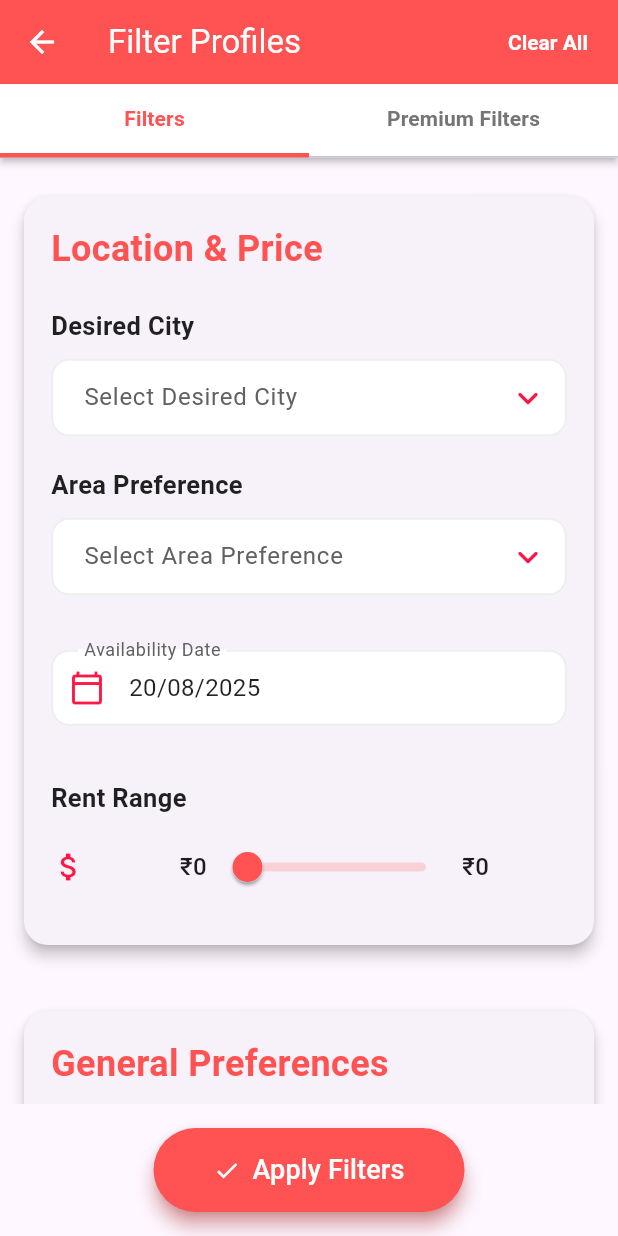
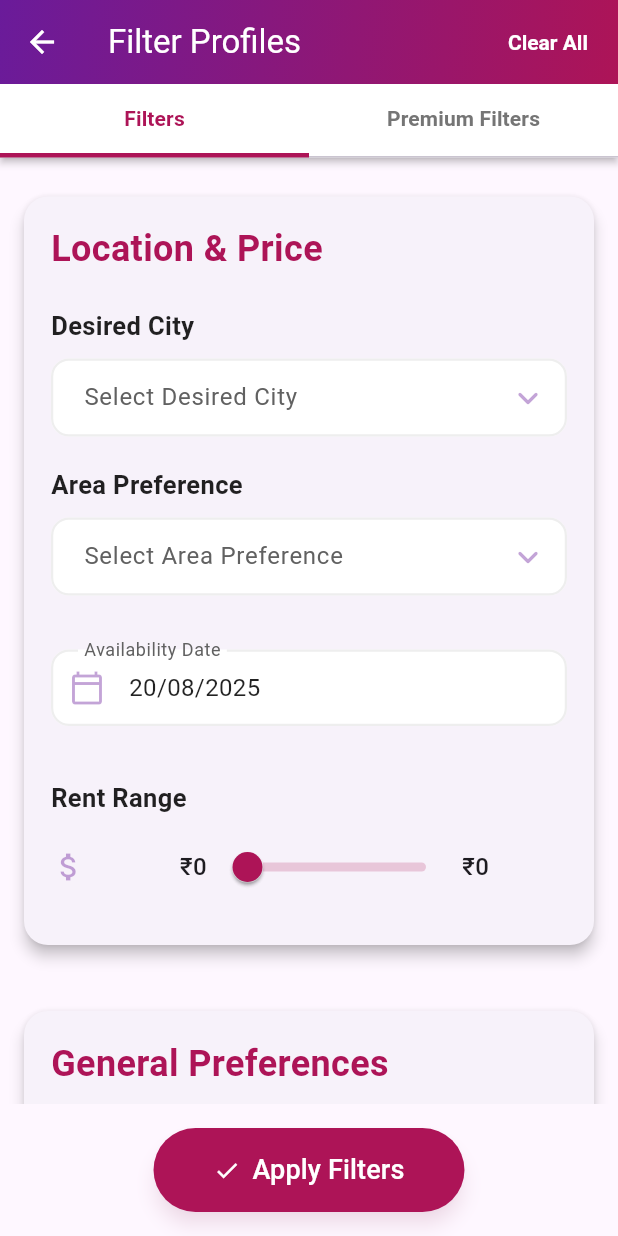
Before and after one commit to Vaibhavugile/mytennat, a Flutter app: the FilterScreen screen opened directly with empty values, on a phone screen of 412 x 824 dp. Run offline on Flutter 3.47's test engine with Material 3 defaults, Android fonts, the phone set to English and light mode, and no system bars; our stand-ins replace cloud_firestore, firebase_auth, firebase_core, firebase_storage, image_picker, lottie and 2 more; accounts and stored records are empty; project files that could hold a hidden picture were left out.

Commit message:
filterscreenand matchingcolor

```diff
--- a/lib/screens/filter_screen.dart
+++ b/lib/screens/filter_screen.dart
@@ -144,8 +144,8 @@ class _FilterScreenState extends State<FilterScreen> with SingleTickerProviderSt
       builder: (context, child) {
         return Theme(
           data: ThemeData.light().copyWith(
-            primaryColor: Colors.redAccent,
-            colorScheme: const ColorScheme.light(primary: Colors.redAccent),
+            primaryColor: const Color(0xFFAD1457), // Changed from Colors.redAccent
+            colorScheme: const ColorScheme.light(primary: Color(0xFFAD1457)), // Changed from Colors.redAccent
             buttonTheme: const ButtonThemeData(textTheme: ButtonTextTheme.primary),
           ),
           child: child!,
@@ -214,7 +214,15 @@ class _FilterScreenState extends State<FilterScreen> with SingleTickerProviderSt
     return Scaffold(
       appBar: AppBar(
         title: const Text('Filter Profiles', style: TextStyle(color: Colors.white)),
-        backgroundColor: Colors.redAccent,
+        flexibleSpace: Container(
+          decoration: const BoxDecoration(
+            gradient: LinearGradient(
+              colors: [Color(0xFF6A1B9A), Color(0xFFAD1457)], // Changed to consistent gradient
+              begin: Alignment.topLeft,
+              end: Alignment.bottomRight,
+            ),
+          ),
+        ),
         iconTheme: const IconThemeData(color: Colors.white),
         elevation: 0, // Remove app bar shadow for a flatter look
         actions: [
@@ -241,9 +249,9 @@ class _FilterScreenState extends State<FilterScreen> with SingleTickerProviderSt
                 Tab(text: 'Filters'),
                 Tab(text: 'Premium Filters'),
               ],
-              labelColor: Colors.redAccent,
+              labelColor: const Color(0xFFAD1457), // Changed from Colors.redAccent
               unselectedLabelColor: Colors.grey.shade600, // Darker grey for better contrast
-              indicatorColor: Colors.redAccent,
+              indicatorColor: const Color(0xFFAD1457), // Changed from Colors.redAccent
               indicatorSize: TabBarIndicatorSize.tab,
               indicatorWeight: 3.0,
               labelStyle: const TextStyle(fontWeight: FontWeight.bold), // Bold active tab text
@@ -514,11 +522,11 @@ class _FilterScreenState extends State<FilterScreen> with SingleTickerProviderSt
                 icon: const Icon(Icons.check, color: Colors.white),
                 label: const Text('Apply Filters', style: TextStyle(color: Colors.white, fontSize: 18)),
                 style: ElevatedButton.styleFrom(
-                  backgroundColor: Colors.redAccent,
+                  backgroundColor: const Color(0xFFAD1457), // Changed from Colors.redAccent
                   padding: const EdgeInsets.symmetric(horizontal: 40, vertical: 15),
                   shape: RoundedRectangleBorder(borderRadius: BorderRadius.circular(30)),
                   elevation: 5,
-                  shadowColor: Colors.redAccent.shade200,
+                  shadowColor: const Color(0xFFAD1457).withOpacity(0.2), // Changed from Colors.redAccent.shade200
                 ),
               ),
             ),
@@ -554,7 +562,7 @@ class _FilterScreenState extends State<FilterScreen> with SingleTickerProviderSt
       style: const TextStyle(
         fontSize: 24, // Slightly larger title font
         fontWeight: FontWeight.w700, // Bolder title
-        color: Colors.redAccent,
+        color: Color(0xFFAD1457), // Changed from Colors.redAccent
       ),
     );
   }
@@ -562,7 +570,7 @@ class _FilterScreenState extends State<FilterScreen> with SingleTickerProviderSt
   InputDecoration _buildInputDecoration(String labelText, {IconData? icon}) {
     return InputDecoration(
       labelText: labelText,
-      prefixIcon: icon != null ? Icon(icon, color: Colors.redAccent.shade400) : null, // Icon color
+      prefixIcon: icon != null ? Icon(icon, color: const Color(0xFF6A1B9A).withOpacity(0.4)) : null, // Changed from Colors.redAccent.shade400
       border: OutlineInputBorder(
         borderRadius: BorderRadius.circular(12), // More rounded input borders
         borderSide: BorderSide(color: Colors.grey.shade300),
@@ -573,7 +581,7 @@ class _FilterScreenState extends State<FilterScreen> with SingleTickerProviderSt
       ),
       focusedBorder: OutlineInputBorder(
         borderRadius: BorderRadius.circular(12),
-        borderSide: const BorderSide(color: Colors.redAccent, width: 2.5), // Prominent focused border
+        borderSide: const BorderSide(color: Color(0xFFAD1457), width: 2.5), // Prominent focused border
       ),
       contentPadding: const EdgeInsets.symmetric(horizontal: 18, vertical: 14), // More padding
       filled: true,
@@ -607,7 +615,7 @@ class _FilterScreenState extends State<FilterScreen> with SingleTickerProviderSt
               );
             }).toList(),
             onChanged: onChanged,
-            icon: Icon(Icons.keyboard_arrow_down_rounded, color: Colors.redAccent.shade400, size: 28), // Modern dropdown icon
+            icon: Icon(Icons.keyboard_arrow_down_rounded, color: const Color(0xFF6A1B9A).withOpacity(0.4), size: 28), // Modern dropdown icon
             style: const TextStyle(color: Colors.black87, fontSize: 16),
             dropdownColor: Colors.white,
             elevation: 2, // Add elevation to dropdown menu
@@ -637,7 +645,7 @@ class _FilterScreenState extends State<FilterScreen> with SingleTickerProviderSt
           const SizedBox(height: 10),
           Row(
             children: [
-              if (icon != null) Icon(icon, color: Colors.redAccent.shade400),
+              if (icon != null) Icon(icon, color: const Color(0xFF6A1B9A).withOpacity(0.4)), // Changed from Colors.redAccent.shade400
               if (icon != null) const SizedBox(width: 10),
               SizedBox(
                 width: 70, // Increased width for values
@@ -650,14 +658,14 @@ class _FilterScreenState extends State<FilterScreen> with SingleTickerProviderSt
               Expanded(
                 child: SliderTheme(
                   data: SliderTheme.of(context).copyWith(
-                    activeTrackColor: Colors.redAccent,
-                    inactiveTrackColor: Colors.redAccent.withOpacity(0.2), // Lighter inactive track
-                    thumbColor: Colors.redAccent,
-                    overlayColor: Colors.redAccent.withOpacity(0.1),
+                    activeTrackColor: const Color(0xFFAD1457), // Changed from Colors.redAccent
+                    inactiveTrackColor: const Color(0xFFAD1457).withOpacity(0.2), // Lighter inactive track
+                    thumbColor: const Color(0xFFAD1457), // Changed from Colors.redAccent
+                    overlayColor: const Color(0xFFAD1457).withOpacity(0.1), // Changed from Colors.redAccent.withOpacity(0.1)
                     thumbShape: const RoundSliderThumbShape(enabledThumbRadius: 12.0), // Slightly larger thumb
                     overlayShape: const RoundSliderOverlayShape(overlayRadius: 24.0), // Larger overlay
                     trackHeight: 6.0, // Thicker track
-                    valueIndicatorColor: Colors.redAccent.shade700,
+                    valueIndicatorColor: const Color(0xFFAD1457).withOpacity(0.7), // Changed from Colors.redAccent.shade700
                     valueIndicatorTextStyle: const TextStyle(color: Colors.white, fontSize: 15, fontWeight: FontWeight.bold),
                   ),
                   child: RangeSlider(
@@ -705,7 +713,7 @@ class _FilterScreenState extends State<FilterScreen> with SingleTickerProviderSt
         inputFormatters: inputFormatters,
         onChanged: onChanged,
         style: const TextStyle(color: Colors.black87, fontSize: 16),
-        cursorColor: Colors.redAccent, // Custom cursor color
+        cursorColor: const Color(0xFFAD1457), // Custom cursor color
       ),
     );
   }
@@ -816,16 +824,16 @@ class _FilterChipGroupState extends State<_FilterChipGroup> {
                     widget.onSelectionChanged(_localSelectedItems);
                   });
                 },
-                selectedColor: Colors.redAccent.withOpacity(0.2), // Lighter selected color for modern feel
-                checkmarkColor: Colors.redAccent.shade700,
+                selectedColor: const Color(0xFFAD1457).withOpacity(0.2), // Lighter selected color for modern feel
+                checkmarkColor: const Color(0xFFAD1457).withOpacity(0.7), // Changed from Colors.redAccent.shade700
                 labelStyle: TextStyle(
-                  color: isSelected ? Colors.redAccent.shade700 : Colors.grey.shade800, // Better contrast
+                  color: isSelected ? const Color(0xFFAD1457).withOpacity(0.7) : Colors.grey.shade800, // Better contrast
                   fontWeight: isSelected ? FontWeight.bold : FontWeight.normal,
                 ),
                 shape: RoundedRectangleBorder(
                   borderRadius: BorderRadius.circular(24), // More rounded chips
                   side: BorderSide(
-                    color: isSelected ? Colors.redAccent.shade400 : Colors.grey.shade300, // Softer border
+                    color: isSelected ? const Color(0xFFAD1457).withOpacity(0.4) : Colors.grey.shade300, // Softer border
                     width: 1.0,
                   ),
                 ),
```
Also changed, not shown: lib/screens/matching_screen.dart (+70 -56 lines).
